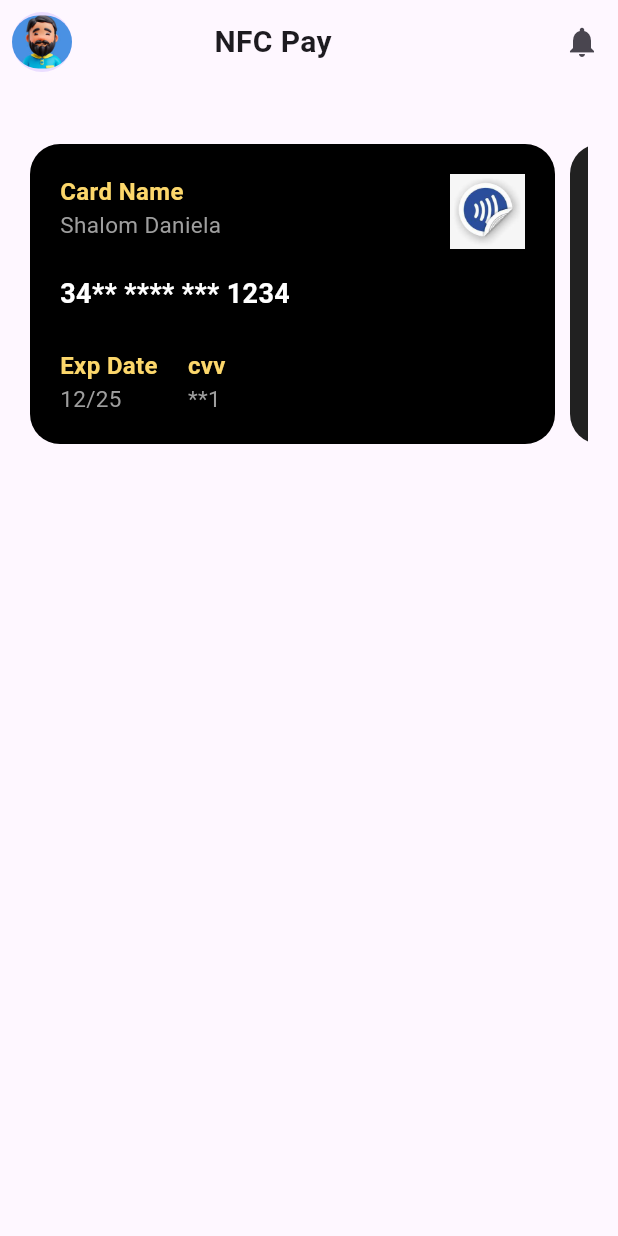
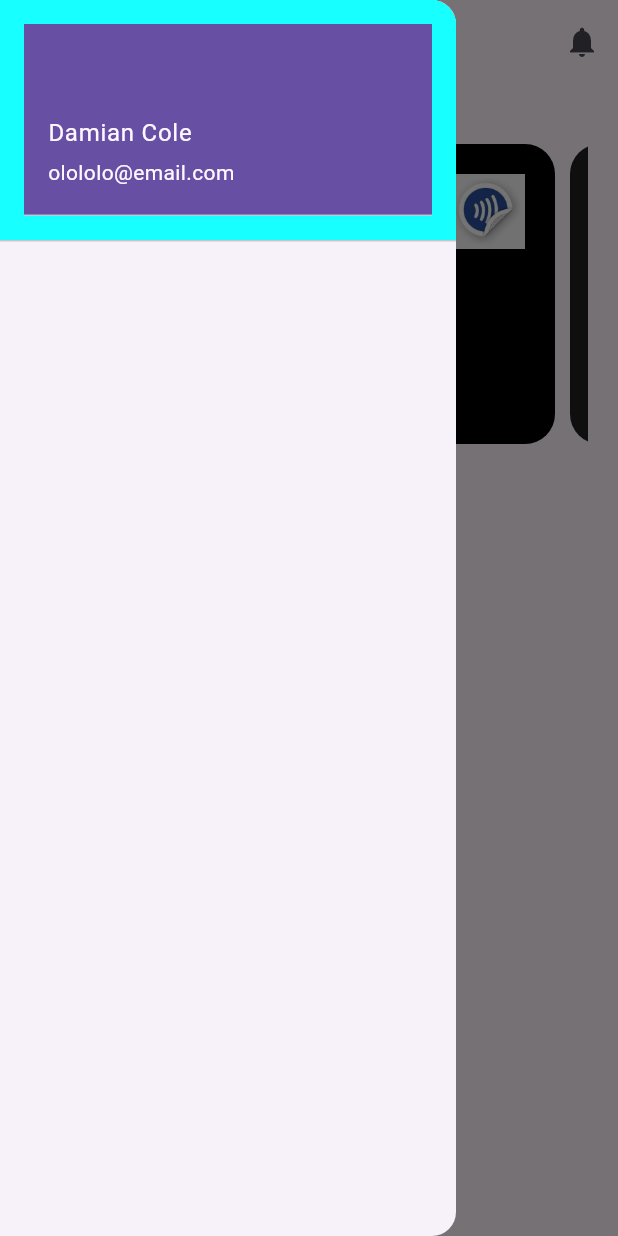
Before and after one commit to davidqwertyuiop/nfc_payment_platform, a Flutter app: the HomeScreen screen opened by its route, with the side drawer open (before the commit the screen has no drawer), on a phone screen of 412 x 824 dp. Run offline on Flutter 3.47's test engine with Material 3 defaults, Android fonts, the phone set to English and light mode, and no system bars; missing offline and left inert: awesome_icons.

Commit message:
modified:   README.md 	modified:   android/app/src/main/AndroidManifest.xml 	modified:   android/gradle/wrapper/gradle-wrapper.properties 	modified:   android/settings.gradle 	modified:   ios/Runner/Info.plist 	modified:   lib/screens/home_page.dart 	modified:   pubspec.lock 	modified:   pubspec.yaml

```diff
--- a/lib/screens/home_page.dart
+++ b/lib/screens/home_page.dart
@@ -14,7 +14,9 @@ class _HomeScreenState extends State<HomeScreen> {
   TextEditingController textEditingController =  TextEditingController();
   @override
   Widget build(BuildContext context) {
-    return Scaffold(
+    return PopScope(
+      canPop: true,
+      child: Scaffold(
         appBar: AppBars(),
         body: SingleChildScrollView(
           physics: ClampingScrollPhysics(),
@@ -34,6 +36,18 @@ class _HomeScreenState extends State<HomeScreen> {
             ],
           ),),
         ),
+        drawer: NavigationDrawer(children: [
+          DrawerHeader(
+            decoration: const BoxDecoration(
+              color: Colors.cyanAccent
+            ),
+            child:
+            UserAccountsDrawerHeader(
+              accountName: Text("Damian Cole"),
+              accountEmail:Text("olololo@email.com"))),
+
+        ]),
+        ),
     );
 
   }
--- a/pubspec.yaml
+++ b/pubspec.yaml
@@ -41,6 +41,7 @@ dependencies:
   google_maps_flutter: ^2.9.0
   font_awesome_flutter: ^10.7.0
   awesome_icons: ^1.1.0
+  flutter_nfc_kit: ^3.4.1
 
 dev_dependencies:
   flutter_test:
```
Also changed, not shown: pubspec.lock, 5 other files. Lines whose indentation alone changed are shown as unchanged.
